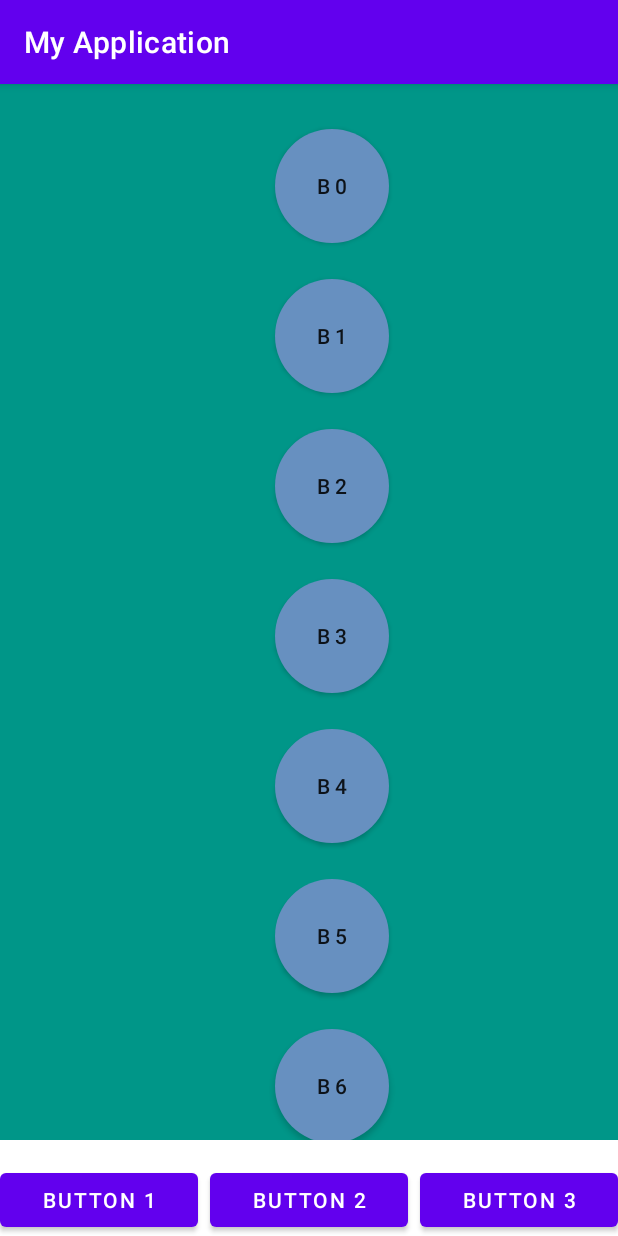
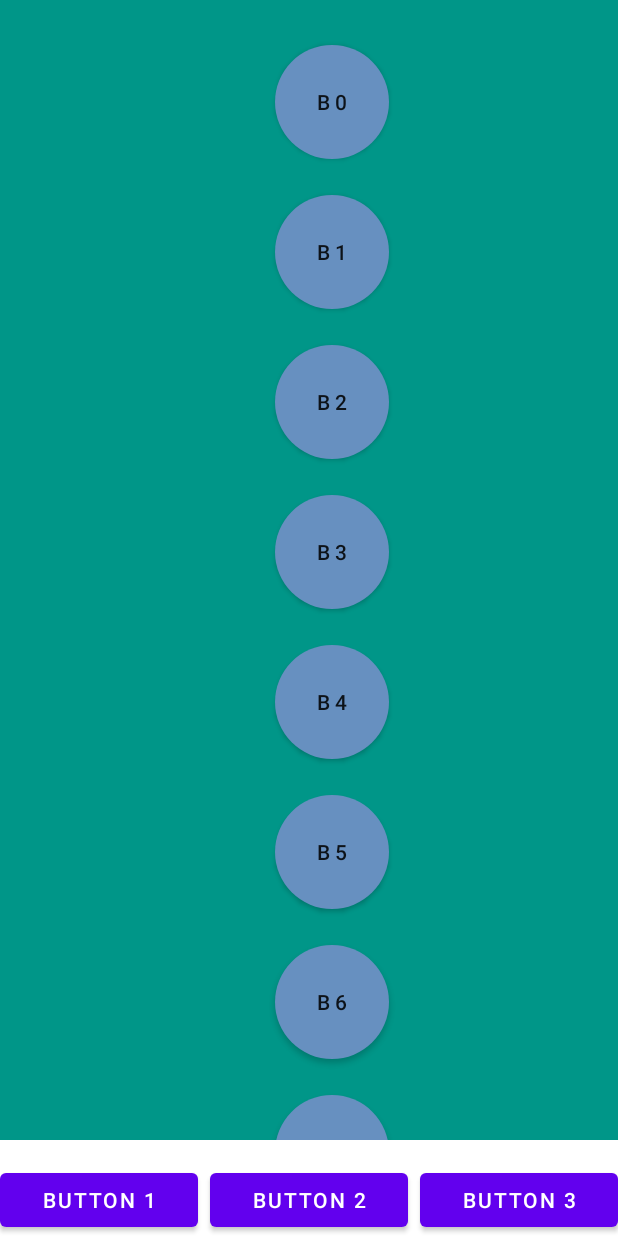
Before and after one commit to Jibrugo/Kotoba, an Android app: the screen it shows after launch (Home), on a phone screen of 412 x 824 dp. Run offline under Robolectric (Android 15) with nearby library versions, the phone set to English and light mode, and no system bars.

Commit message:
Suppréssion de la barre avec le nom de l'application (en haut de l'écran)

```diff
--- a/app/src/main/res/values-night/themes.xml
+++ b/app/src/main/res/values-night/themes.xml
@@ -1,6 +1,6 @@
 <resources xmlns:tools="http://schemas.android.com/tools">
     <!-- Base application theme. -->
-    <style name="Theme.MyApplication" parent="Theme.MaterialComponents.DayNight.DarkActionBar">
+    <style name="Theme.MyApplication" parent="Theme.MaterialComponents.DayNight.NoActionBar">
         <!-- Primary brand color. -->
         <item name="colorPrimary">@color/purple_200</item>
         <item name="colorPrimaryVariant">@color/purple_700</item>
--- a/app/src/main/res/values/themes.xml
+++ b/app/src/main/res/values/themes.xml
@@ -1,6 +1,6 @@
 <resources xmlns:tools="http://schemas.android.com/tools">
     <!-- Base application theme. -->
-    <style name="Theme.MyApplication" parent="Theme.MaterialComponents.DayNight.DarkActionBar">
+    <style name="Theme.MyApplication" parent="Theme.MaterialComponents.DayNight.NoActionBar">
         <!-- Primary brand color. -->
         <item name="colorPrimary">@color/purple_500</item>
         <item name="colorPrimaryVariant">@color/purple_700</item>
```
